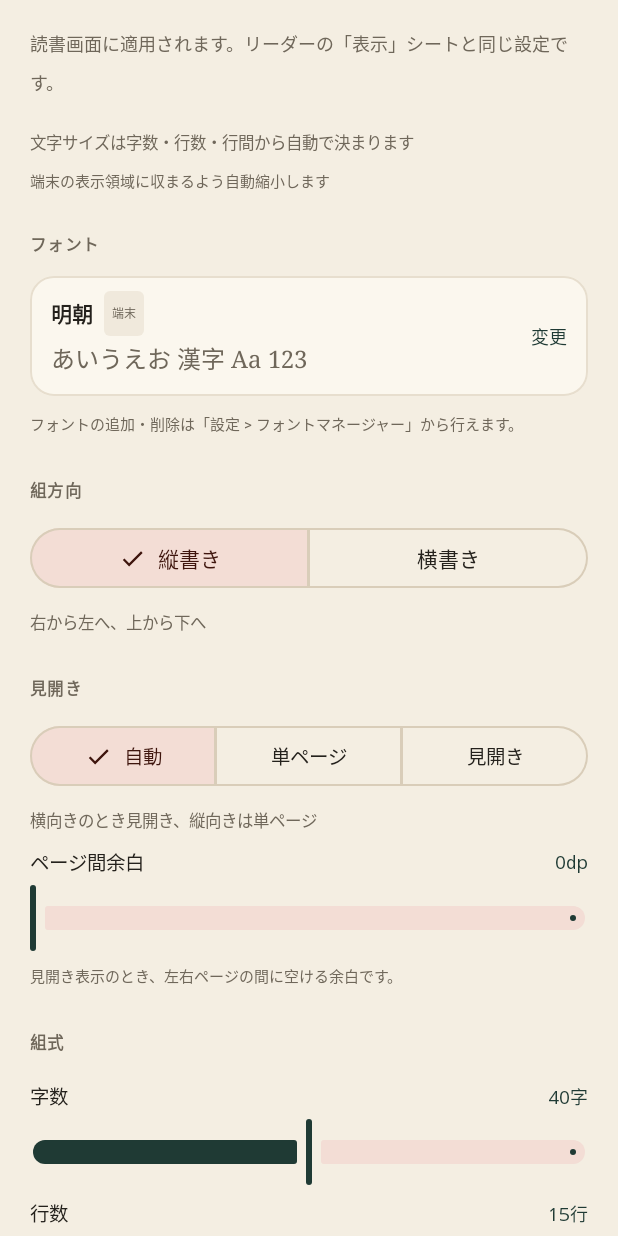
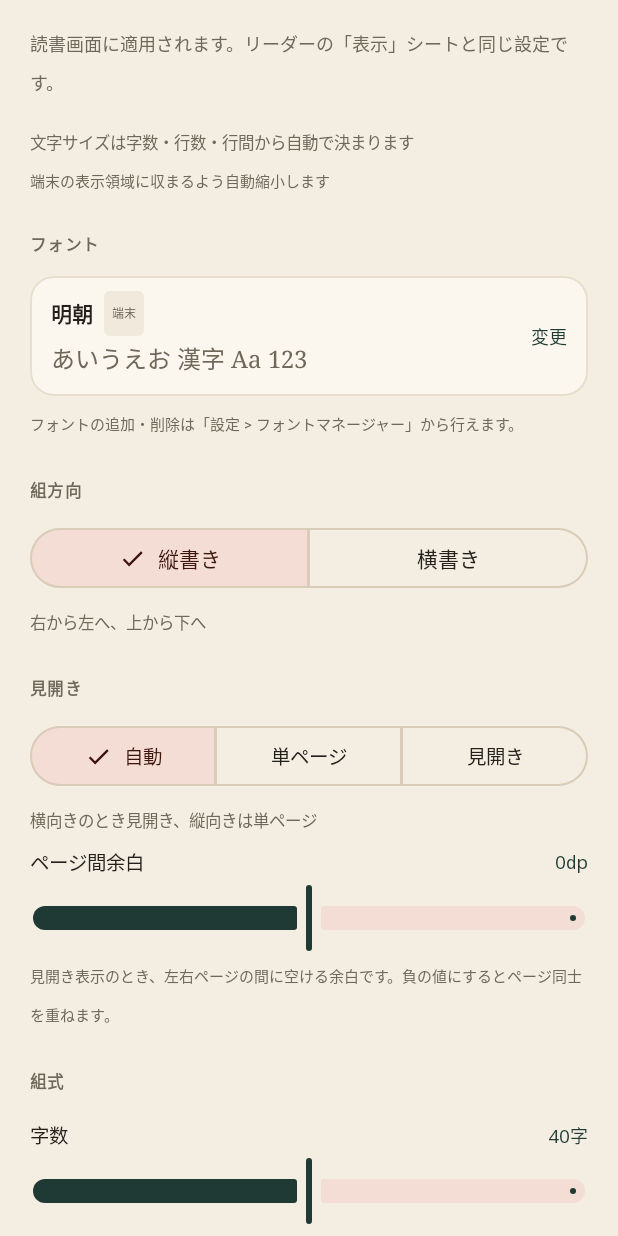
Before and after one commit to sashisashi569/tateyomi, an Android app built with Jetpack Compose: the composable DisplaySettingsPage called with empty values, on a phone screen of 412 x 824 dp. Run offline under Robolectric (Android 15) with nearby library versions, the phone set to English and light mode, and no system bars.

Commit message:
見開き余白の負値と通常余白の拡大に対応
- 見開きのページ間余白を -64〜64dp に拡大
- 負の値では左右ページを中央に寄せて重ね、中央のノド線は非表示
- 通常の余白範囲を 0〜168dp に拡大
- SpreadTest を更新し、SettingsTest を追加
- README とスクリーンショットを更新
- バージョン規則に従い 1.5.0 (546) に更新

```diff
--- a/app/src/main/java/app/tateyomi/data/Settings.kt
+++ b/app/src/main/java/app/tateyomi/data/Settings.kt
@@ -79,8 +79,8 @@ data class ReaderSettings(
         const val MIN_LINE_SPACING = 1.0f
         const val MAX_LINE_SPACING = 2.5f
         const val MIN_MARGIN = 0
-        const val MAX_MARGIN = 56
-        const val MIN_SPREAD_GAP = 0
+        const val MAX_MARGIN = 168
+        const val MIN_SPREAD_GAP = -64
         const val MAX_SPREAD_GAP = 64
 
         val Default = ReaderSettings()
--- a/app/src/main/java/app/tateyomi/ui/components/ReaderSettingsContent.kt
+++ b/app/src/main/java/app/tateyomi/ui/components/ReaderSettingsContent.kt
@@ -206,7 +206,7 @@ fun ReaderSettingsContent(
             onChange = { onChange(settings.copy(spreadGapDp = it)) },
         )
         Text(
-            text = "見開き表示のとき、左右ページの間に空ける余白です。",
+            text = "見開き表示のとき、左右ページの間に空ける余白です。負の値にするとページ同士を重ねます。",
             fontSize = 10.sp,
             color = palette.muted,
         )
--- a/gradle.properties
+++ b/gradle.properties
@@ -6,4 +6,4 @@ android.nonTransitiveRClass=true
 kotlin.code.style=official
 
 # a.b.c — b: feature additions/changes, c: fixes/typos. Both carry at 21.
-tateyomi.versionName=1.4.0
+tateyomi.versionName=1.5.0
```
Also changed, not shown: app/src/main/java/app/tateyomi/ui/reader/ReaderPage.kt (+19 -8 lines), 6 other files.
